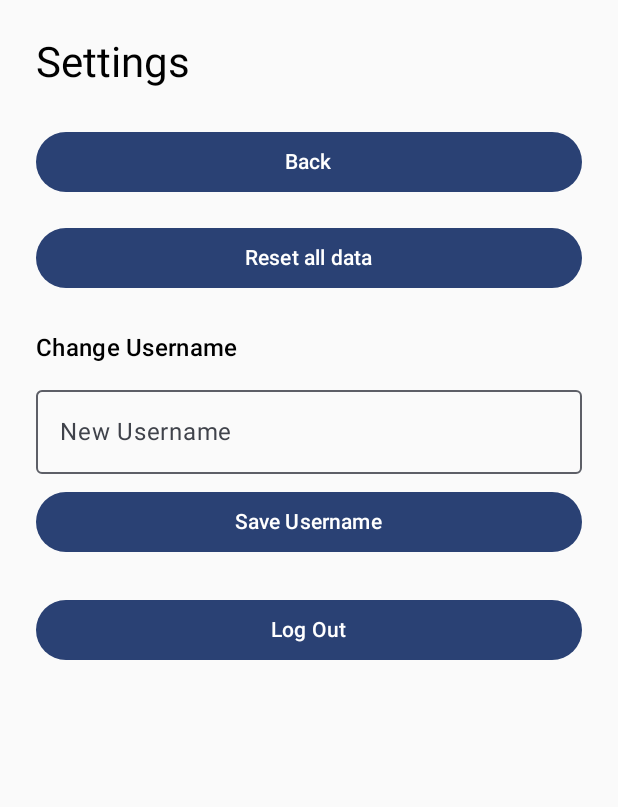
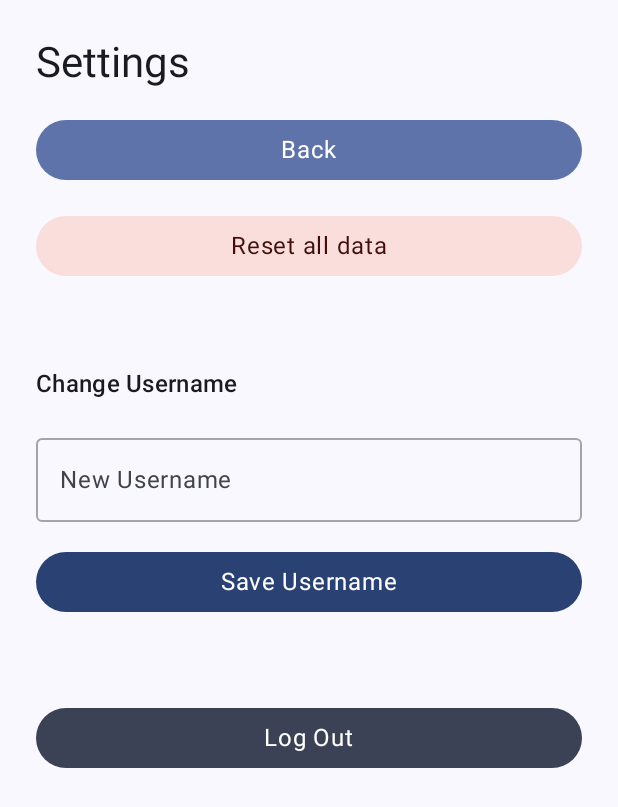
Before and after one commit to alv77/StepPet, an Android app built with Jetpack Compose: the SettingsScreen screen opened through its navigation route, on a phone screen of 412 x 824 dp. Shown: the top 807 px of the screen. Run offline under Robolectric (Android 15) with nearby library versions, the phone set to English and light mode, and no system bars; our stand-ins replace Firebase (no records; nobody signed in at launch, a user with empty details on screens opened directly), Room's generated code.

Commit message:
Darkmode fixed

```diff
--- a/app/src/main/java/com/example/steppet/ui/screen/history/StepHistoryScreen.kt
+++ b/app/src/main/java/com/example/steppet/ui/screen/history/StepHistoryScreen.kt
@@ -31,7 +31,8 @@ fun StepHistoryScreen() {
     ) {
         Text(
             text = "Daily Step History",
-            style = MaterialTheme.typography.headlineMedium
+            style = MaterialTheme.typography.headlineMedium,
+            color = MaterialTheme.colorScheme.onBackground
         )
         Spacer(Modifier.height(32.dp))
 
@@ -105,11 +106,11 @@ fun BarChart(values: List<Int>, labels: List<String>) {
                     cornerRadius = CornerRadius(8f, 8f)
                 )
 
-                // Label below bar (centered and spaced)
+                // Label below bar
                 drawContext.canvas.nativeCanvas.drawText(
                     labels.getOrNull(index) ?: "",
                     x + barWidth / 2f,
-                    size.height + 16f, // shift label further down
+                    size.height + 16f,
                     android.graphics.Paint().apply {
                         color = labelColor.toArgb()
                         textSize = 12.sp.toPx()
--- a/app/src/main/java/com/example/steppet/ui/screen/home/StepCountDisplay.kt
+++ b/app/src/main/java/com/example/steppet/ui/screen/home/StepCountDisplay.kt
@@ -19,7 +19,11 @@ fun StepCountDisplay(viewModel: StepTrackerViewModel = viewModel()) {
             .padding(24.dp),
         horizontalAlignment = Alignment.CenterHorizontally
     ) {
-        Text("Today's Steps", style = MaterialTheme.typography.headlineSmall)
+        Text(
+            text = "Today's Steps",
+            style = MaterialTheme.typography.headlineSmall,
+            color = MaterialTheme.colorScheme.onBackground
+        )
         Spacer(Modifier.height(12.dp))
         Text(
             "$steps",
--- a/app/src/main/java/com/example/steppet/ui/screen/pet/FeedPetScreen.kt
+++ b/app/src/main/java/com/example/steppet/ui/screen/pet/FeedPetScreen.kt
@@ -11,18 +11,44 @@ import androidx.compose.ui.Alignment
 import androidx.compose.ui.Modifier
 import androidx.compose.ui.platform.LocalContext
 import androidx.compose.ui.unit.dp
+import androidx.lifecycle.ViewModelProvider.AndroidViewModelFactory
 import androidx.lifecycle.viewmodel.compose.viewModel
-import androidx.lifecycle.ViewModelProvider.AndroidViewModelFactory
 import androidx.navigation.NavController
 import com.example.steppet.data.local.PetEntity
 import com.example.steppet.logic.StepTrackerManager
 import com.example.steppet.viewmodel.PetViewModel
 import com.google.firebase.auth.FirebaseAuth
+import kotlin.math.roundToInt
 
 @OptIn(ExperimentalMaterial3Api::class)
 @Composable
-fun TopBar(onSettingsClick: () -> Unit) {
+fun FeedPetScreen(
+    navController: NavController,
+    petViewModel: PetViewModel = viewModel(
+        factory = AndroidViewModelFactory(
+            LocalContext.current.applicationContext as Application
+        )
+    )
+) {
+    Scaffold(
+        topBar = {
+            TopBar { navController.navigate("settings") }
+        },
+        containerColor = MaterialTheme.colorScheme.background
+    ) { contentPadding ->
+        FeedPetScreenContent(
+            navController = navController,
+            petViewModel = petViewModel,
+            modifier = Modifier.padding(contentPadding)
+        )
+    }
+}
+
+@OptIn(ExperimentalMaterial3Api::class)
+@Composable
+private fun TopBar(onSettingsClick: () -> Unit) {
     val user = FirebaseAuth.getInstance().currentUser
+
     TopAppBar(
         title = {
             val displayName = user?.displayName
@@ -33,39 +59,31 @@ fun TopBar(onSettingsClick: () -> Unit) {
                     !displayName.isNullOrBlank() -> displayName
                     !email.isNullOrBlank() -> email
                     else -> "StepPet"
-                }
+                },
+                style = MaterialTheme.typography.titleLarge
+
             )
         },
         actions = {
             IconButton(onClick = onSettingsClick) {
-                Icon(Icons.Default.Settings, contentDescription = "Settings")
+                Icon(
+                    imageVector = Icons.Default.Settings,
+                    contentDescription = "Settings"
+
+                )
             }
-        }
+        },
+        //
+        colors = TopAppBarDefaults.topAppBarColors(
+            containerColor = MaterialTheme.colorScheme.primaryContainer,
+            titleContentColor = MaterialTheme.colorScheme.onPrimaryContainer,
+            actionIconContentColor = MaterialTheme.colorScheme.onPrimaryContainer
+        )
     )
 }
 
 @Composable
-fun FeedPetScreen(
-    navController: NavController,
-    petViewModel: PetViewModel = viewModel(
-        factory = AndroidViewModelFactory(
-            LocalContext.current.applicationContext as Application
-        )
-    )
-) {
-    Scaffold(
-        topBar = { TopBar { navController.navigate("settings") } }
-    ) { padding ->
-        FeedPetScreenContent(
-            navController = navController,
-            petViewModel = petViewModel,
-            modifier = Modifier.padding(padding)
-        )
-    }
-}
-
-@Composable
-fun FeedPetScreenContent(
+private fun FeedPetScreenContent(
     navController: NavController,
     petViewModel: PetViewModel,
     modifier: Modifier = Modifier
@@ -79,14 +97,21 @@ fun FeedPetScreenContent(
             .background(MaterialTheme.colorScheme.background)
             .padding(24.dp)
     ) {
-        // Top-right step counter button
+        // Top-right Schrittzähler-Button
         Button(
             onClick = { navController.navigate("step_history") },
+            colors = ButtonDefaults.buttonColors(
+                containerColor = MaterialTheme.colorScheme.secondaryContainer,
+                contentColor = MaterialTheme.colorScheme.onSecondaryContainer
+            ),
             modifier = Modifier
                 .align(Alignment.TopEnd)
                 .padding(4.dp)
         ) {
-            Text("Steps: $steps", style = MaterialTheme.typography.labelLarge)
+            Text(
+                text = "Steps: $steps",
+                style = MaterialTheme.typography.labelLarge
+            )
         }
 
         Column(
@@ -94,17 +119,38 @@ fun FeedPetScreenContent(
             verticalArrangement = Arrangement.spacedBy(12.dp),
             horizontalAlignment = Alignment.CenterHorizontally
         ) {
-            Text("Your Pet", style = MaterialTheme.typography.headlineMedium)
+            Text(
+                text = "Your Pet",
+                style = MaterialTheme.typography.headlineMedium,
+                color = MaterialTheme.colorScheme.onBackground
+            )
 
-            LabeledProgress("Hunger", pet.hungerLevel)
-            LabeledProgress("Health", pet.health)
-            LabeledProgress("Happiness", pet.happiness)
+            // Hunger
+            LabeledProgress(
+                label = "Hunger",
+                value = pet.hungerLevel,
+                progressColor = MaterialTheme.colorScheme.tertiary
+            )
+
+            // Health
+            LabeledProgress(
+                label = "Health",
+                value = pet.health,
+                progressColor = MaterialTheme.colorScheme.primary
+            )
+
+            // Happiness
+            LabeledProgress(
+                label = "Happiness",
+                value = pet.happiness,
+                progressColor = MaterialTheme.colorScheme.secondary
+            )
 
             Spacer(Modifier.height(24.dp))
 
             if (pet.health == 0 || pet.happiness == 0) {
                 Text(
-                    "Your pet is sad and has left… 😢",
+                    text = "Your pet is sad and has left… 😢",
                     style = MaterialTheme.typography.bodyLarge,
                     color = MaterialTheme.colorScheme.error
                 )
@@ -112,22 +158,59 @@ fun FeedPetScreenContent(
                 Button(
                     onClick = { petViewModel.feedPet() },
                     enabled = (steps >= 100),
+                    colors = ButtonDefaults.buttonColors(
+                        containerColor = if (steps >= 100)
+                            MaterialTheme.colorScheme.primary
+                        else
+                            MaterialTheme.colorScheme.onSurface.copy(alpha = 0.12f),
+                        contentColor = if (steps >= 100)
+                            MaterialTheme.colorScheme.onPrimary
+                        else
+                            MaterialTheme.colorScheme.onSurface.copy(alpha = 0.38f)
+                    ),
+                    modifier = Modifier
+                        .fillMaxWidth()
+                        .height(48.dp)
                 ) {
-                    Text(if (steps >= 100) "Feed your pet" else "Needs 100 steps first")
+                    Text(
+                        text = if (steps >= 100) "Feed your pet" else "Needs 100 steps first",
+                        style = MaterialTheme.typography.bodyLarge
+                    )
                 }
             }
         }
     }
 }
 
+/**
+ * Zeigt ein Label + ProgressBar + Prozentwert an.
+ * - `value` läuft 0–100.
+ * - `progressColor` bestimmt die Farbe der ProgressBar.
+ */
 @Composable
-fun LabeledProgress(label: String, value: Int) {
-    Text(label, style = MaterialTheme.typography.bodyLarge)
+private fun LabeledProgress(
+    label: String,
+    value: Int,
+    progressColor: androidx.compose.ui.graphics.Color
+) {
+    val percent = (value / 100f).coerceIn(0f, 1f)
+
+    Text(
+        text = label,
+        style = MaterialTheme.typography.bodyLarge,
+        color = MaterialTheme.colorScheme.onBackground
+    )
     LinearProgressIndicator(
-        progress = { value / 100f },
+        progress = percent,
+        color = progressColor,
+        trackColor = MaterialTheme.colorScheme.onSurface.copy(alpha = 0.08f),
         modifier = Modifier
             .fillMaxWidth()
-            .height(12.dp),
+            .height(12.dp)
     )
-    Text("$value%", style = MaterialTheme.typography.bodySmall)
+    Text(
+        text = "${(percent * 100).roundToInt()}%",
+        style = MaterialTheme.typography.bodySmall,
+        color = MaterialTheme.colorScheme.onBackground
+    )
 }
--- a/app/src/main/java/com/example/steppet/ui/screen/settings/SettingsScreen.kt
+++ b/app/src/main/java/com/example/steppet/ui/screen/settings/SettingsScreen.kt
@@ -1,6 +1,8 @@
+// File: app/src/main/java/com/example/steppet/ui/screen/settings/SettingsScreen.kt
 package com.example.steppet.ui.screen.settings
 
 import android.widget.Toast
+import androidx.compose.foundation.background
 import androidx.compose.foundation.layout.*
 import androidx.compose.material3.*
 import androidx.compose.runtime.*
@@ -9,13 +11,7 @@ import androidx.compose.ui.platform.LocalContext
 import androidx.compose.ui.unit.dp
 import com.example.steppet.viewmodel.LoginViewModel
 
-/**
- * In den Settings kann man:
- *   • Zurück‐Button (onBack)
- *   • Alle Daten zurücksetzen (onResetData)
- *   • Nutzernamen ändern (changeUsername)
- *   • Logout (onLogout)
- */
+@OptIn(ExperimentalMaterial3Api::class)
 @Composable
 fun SettingsScreen(
     loginVM: LoginViewModel,
@@ -25,7 +21,7 @@ fun SettingsScreen(
 ) {
     val context = LocalContext.current
 
-    // State‐Variablen für Username‐Änderung
+    // State-Variablen für Username-Änderung
     var newUsername by remember { mutableStateOf("") }
     var isChanging by remember { mutableStateOf(false) }
     var errorMsg by remember { mutableStateOf<String?>(null) }
@@ -34,19 +30,30 @@ fun SettingsScreen(
     Column(
         modifier = Modifier
             .fillMaxSize()
-            .padding(24.dp)
+            .background(MaterialTheme.colorScheme.background)
+            .padding(24.dp),
+        verticalArrangement = Arrangement.spacedBy(16.dp)
     ) {
-        Text(text = "Settings", style = MaterialTheme.typography.headlineMedium)
-        Spacer(modifier = Modifier.height(24.dp))
+        Text(
+            text = "Settings",
+            style = MaterialTheme.typography.headlineMedium,
+            color = MaterialTheme.colorScheme.onBackground
+        )
 
-        // 1) Back‐Button
+        // 1) Back-Button
         Button(
             onClick = onBack,
+            colors = ButtonDefaults.buttonColors(
+                containerColor = MaterialTheme.colorScheme.primaryContainer,
+                contentColor = MaterialTheme.colorScheme.onPrimaryContainer
+            ),
             modifier = Modifier.fillMaxWidth()
         ) {
-            Text("Back")
+            Text(
+                text = "Back",
+                style = MaterialTheme.typography.bodyLarge
+            )
         }
-        Spacer(modifier = Modifier.height(16.dp))
 
         // 2) Reset All Data
         Button(
@@ -56,30 +63,65 @@ fun SettingsScreen(
                     .makeText(context, "Local and cloud data reset.", Toast.LENGTH_SHORT)
                     .show()
             },
+            colors = ButtonDefaults.buttonColors(
+                containerColor = MaterialTheme.colorScheme.errorContainer,
+                contentColor = MaterialTheme.colorScheme.onErrorContainer
+            ),
             modifier = Modifier.fillMaxWidth()
         ) {
-            Text("Reset all data")
+            Text(
+                text = "Reset all data",
+                style = MaterialTheme.typography.bodyLarge
+            )
         }
+
         Spacer(modifier = Modifier.height(24.dp))
 
         // 3) Change Username
-        Text(text = "Change Username", style = MaterialTheme.typography.titleMedium)
-        Spacer(modifier = Modifier.height(8.dp))
+        Text(
+            text = "Change Username",
+            style = MaterialTheme.typography.titleMedium,
+            color = MaterialTheme.colorScheme.onBackground
+        )
         OutlinedTextField(
             value = newUsername,
             onValueChange = { newUsername = it },
-            label = { Text("New Username") },
+            label = {
+                Text(
+                    text = "New Username",
+                    style = MaterialTheme.typography.bodyLarge,
+                    color = MaterialTheme.colorScheme.onSurfaceVariant
+                )
+            },
             singleLine = true,
+            textStyle = MaterialTheme.typography.bodyLarge.copy(
+                color = MaterialTheme.colorScheme.onSurface
+            ),
+            colors = TextFieldDefaults.outlinedTextFieldColors(
+                /* textColor entfernt, da es hier nicht existiert */
+                disabledTextColor = MaterialTheme.colorScheme.onSurface.copy(alpha = 0.38f),
+                containerColor = MaterialTheme.colorScheme.surface,
+                cursorColor = MaterialTheme.colorScheme.primary,
+                focusedBorderColor = MaterialTheme.colorScheme.primary,
+                unfocusedBorderColor = MaterialTheme.colorScheme.onSurface.copy(alpha = 0.38f),
+                focusedLabelColor = MaterialTheme.colorScheme.primary,
+                unfocusedLabelColor = MaterialTheme.colorScheme.onSurface.copy(alpha = 0.6f)
+            ),
             modifier = Modifier.fillMaxWidth()
         )
-        Spacer(modifier = Modifier.height(8.dp))
         if (errorMsg != null) {
-            Text(text = errorMsg!!, color = MaterialTheme.colorScheme.error)
-            Spacer(modifier = Modifier.height(8.dp))
+            Text(
+                text = errorMsg!!,
+                style = MaterialTheme.typography.bodySmall,
+                color = MaterialTheme.colorScheme.error
+            )
         }
         if (successMsg != null) {
-            Text(text = successMsg!!, color = MaterialTheme.colorScheme.primary)
-            Spacer(modifier = Modifier.height(8.dp))
+            Text(
+                text = successMsg!!,
+                style = MaterialTheme.typography.bodySmall,
+                color = MaterialTheme.colorScheme.primary
+            )
         }
         Button(
             onClick = {
@@ -104,6 +146,10 @@ fun SettingsScreen(
                 }
             },
             enabled = !isChanging,
+            colors = ButtonDefaults.buttonColors(
+                containerColor = MaterialTheme.colorScheme.primary,
+                contentColor = MaterialTheme.colorScheme.onPrimary
+            ),
             modifier = Modifier.fillMaxWidth()
         ) {
             if (isChanging) {
@@ -112,20 +158,31 @@ fun SettingsScreen(
                     color = MaterialTheme.colorScheme.onPrimary
                 )
             } else {
-                Text("Save Username")
+                Text(
+                    text = "Save Username",
+                    style = MaterialTheme.typography.bodyLarge
+                )
             }
         }
+
         Spacer(modifier = Modifier.height(24.dp))
 
-        // 4) Logout (nur ausloggen, Account bleibt bestehen)
+        // 4) Logout
         Button(
             onClick = {
                 loginVM.logout()
                 onLogout()
             },
+            colors = ButtonDefaults.buttonColors(
+                containerColor = MaterialTheme.colorScheme.secondary,
+                contentColor = MaterialTheme.colorScheme.onSecondary
+            ),
             modifier = Modifier.fillMaxWidth()
         ) {
-            Text("Log Out")
+            Text(
+                text = "Log Out",
+                style = MaterialTheme.typography.bodyLarge
+            )
         }
     }
 }
```
